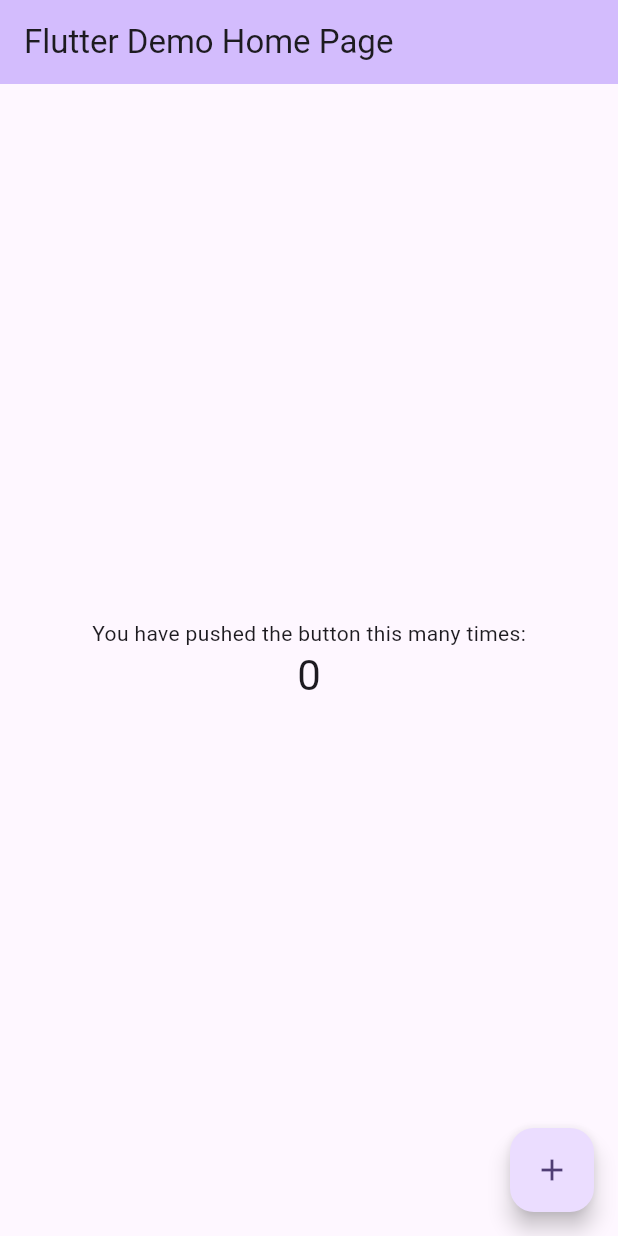
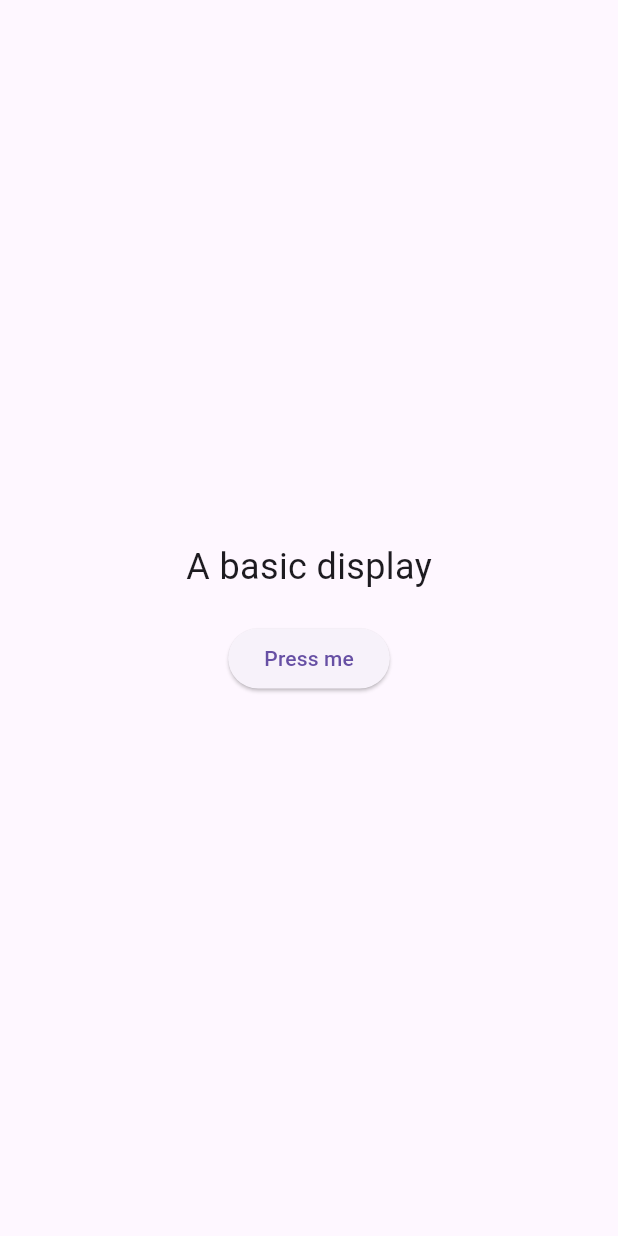
Before and after one commit to calamitymandy/42_piscine_mobile, a Flutter app: the screen it shows after launch, on a phone screen of 412 x 824 dp. Run offline on Flutter 3.47's test engine with Material 3 defaults, Android fonts, the phone set to English and light mode, and no system bars.

Commit message:
mod00 ex00 done

```diff
--- a/ex00/lib/main.dart
+++ b/ex00/lib/main.dart
@@ -1,4 +1,4 @@
-import 'package:material_ui/material_ui.dart';
+import 'package:flutter/material.dart';
 
 void main() {
   runApp(const MyApp());
@@ -7,116 +7,38 @@ void main() {
 class MyApp extends StatelessWidget {
   const MyApp({super.key});
 
-  // This widget is the root of your application.
   @override
   Widget build(BuildContext context) {
-    return MaterialApp(
-      title: 'Flutter Demo',
-      theme: ThemeData(
-        // This is the theme of your application.
-        //
-        // TRY THIS: Try running your application with "flutter run". You'll see
-        // the application has a purple toolbar. Then, without quitting the app,
-        // try changing the seedColor in the colorScheme below to Colors.green
-        // and then invoke "hot reload" (save your changes or press the "hot
-        // reload" button in a Flutter-supported IDE, or press "r" if you used
-        // the command line to start the app).
-        //
-        // Notice that the counter didn't reset back to zero; the application
-        // state is not lost during the reload. To reset the state, use hot
-        // restart instead.
-        //
-        // This works for code too, not just values: Most code changes can be
-        // tested with just a hot reload.
-        colorScheme: .fromSeed(seedColor: Colors.deepPurple),
-      ),
-      home: const MyHomePage(title: 'Flutter Demo Home Page'),
+    return const MaterialApp(
+      home: HomePage(),
     );
   }
 }
 
-class MyHomePage extends StatefulWidget {
-  const MyHomePage({super.key, required this.title});
-
-  // This widget is the home page of your application. It is stateful, meaning
-  // that it has a State object (defined below) that contains fields that affect
-  // how it looks.
-
-  // This class is the configuration for the state. It holds the values (in this
-  // case the title) provided by the parent (in this case the App widget) and
-  // used by the build method of the State. Fields in a Widget subclass are
-  // always marked "final".
-
-  final String title;
-
-  @override
-  State<MyHomePage> createState() => _MyHomePageState();
-}
-
-class _MyHomePageState extends State<MyHomePage> {
-  int _counter = 0;
-
-  void _incrementCounter() {
-    setState(() {
-      // This call to setState tells the Flutter framework that something has
-      // changed in this State, which causes it to rerun the build method below
-      // so that the display can reflect the updated values. If we changed
-      // _counter without calling setState(), then the build method would not be
-      // called again, and so nothing would appear to happen.
-      _counter++;
-    });
-  }
+class HomePage extends StatelessWidget {
+  const HomePage({super.key});
 
   @override
   Widget build(BuildContext context) {
-    // This method is rerun every time setState is called, for instance as done
-    // by the _incrementCounter method above.
-    //
-    // The Flutter framework has been optimized to make rerunning build methods
-    // fast, so that you can just rebuild anything that needs updating rather
-    // than having to individually change instances of widgets.
     return Scaffold(
-      appBar: AppBar(
-        // TRY THIS: Try changing the color here to a specific color (to
-        // Colors.amber, perhaps?) and trigger a hot reload to see the AppBar
-        // change color while the other colors stay the same.
-        backgroundColor: Theme.of(context).colorScheme.inversePrimary,
-        // Here we take the value from the MyHomePage object that was created by
-        // the App.build method, and use it to set our appbar title.
-        title: Text(widget.title),
-      ),
       body: Center(
-        // Center is a layout widget. It takes a single child and positions it
-        // in the middle of the parent.
         child: Column(
-          // Column is also a layout widget. It takes a list of children and
-          // arranges them vertically. By default, it sizes itself to fit its
-          // children horizontally, and tries to be as tall as its parent.
-          //
-          // Column has various properties to control how it sizes itself and
-          // how it positions its children. Here we use mainAxisAlignment to
-          // center the children vertically; the main axis here is the vertical
-          // axis because Columns are vertical (the cross axis would be
-          // horizontal).
-          //
-          // TRY THIS: Invoke "debug painting" (choose the "Toggle Debug Paint"
-          // action in the IDE, or press "p" in the console), to see the
-          // wireframe for each widget.
-          mainAxisAlignment: .center,
+          mainAxisSize: MainAxisSize.min,
           children: [
-            const Text('You have pushed the button this many times:'),
-            Text(
-              '$_counter',
-              style: Theme.of(context).textTheme.headlineMedium,
+            const Text(
+              'A basic display',
+              style: TextStyle(fontSize: 24),
+            ),
+            const SizedBox(height: 20),
+            ElevatedButton(
+              onPressed: () {
+                debugPrint('Button pressed');
+              },
+              child: const Text('Press me'),
             ),
           ],
         ),
       ),
-      floatingActionButton: FloatingActionButton(
-        onPressed: _incrementCounter,
-        tooltip: 'Increment',
-        child: const Icon(Icons.add),
-      ),
     );
   }
 }
```
Also changed, not shown: 1 other file.
